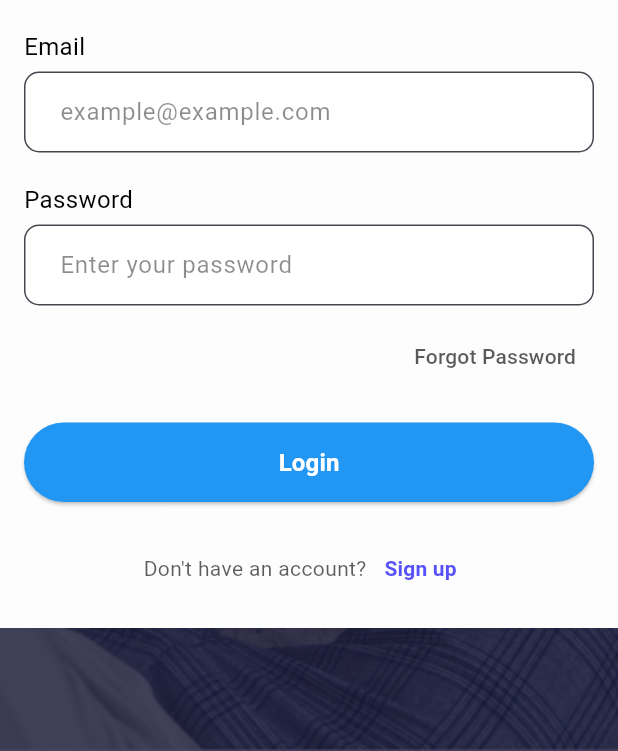
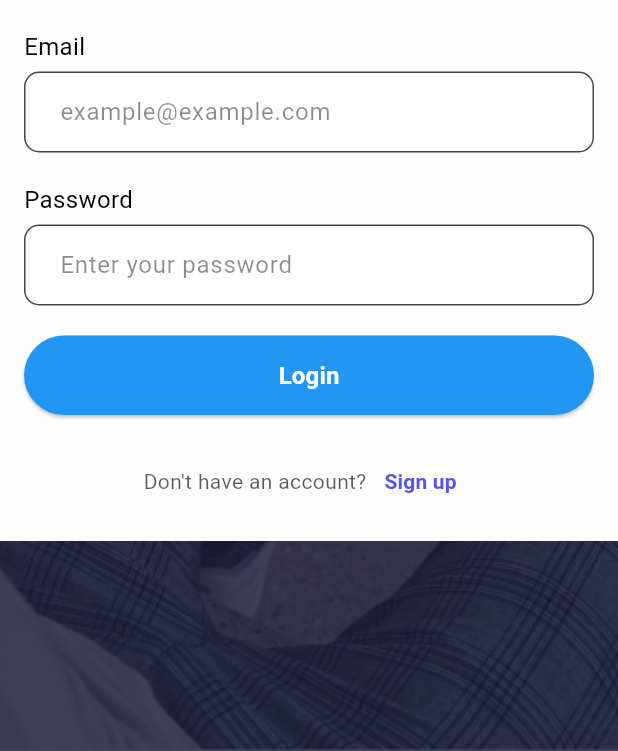
Before and after one commit to Found-Bugs/Filmify, a Flutter app: the Login screen opened directly, on a phone screen of 412 x 824 dp, the part 485-1236 px from its top. Run offline on Flutter 3.47's test engine with Material 3 defaults, Android fonts, the phone set to English and light mode, and no system bars; our stand-ins replace camera, cloud_firestore, firebase_auth, firebase_core, shared_preferences, smooth_page_indicator; accounts and stored records are empty; statements that could not run were skipped.

Commit message:
Remove commented-out 'Forgot Password' section from login screen

```diff
--- a/lib/screens/login.dart
+++ b/lib/screens/login.dart
@@ -182,19 +182,19 @@ class _LoginState extends State<Login> {
                     const EdgeInsets.symmetric(vertical: 15, horizontal: 20),
               ),
             ),
-            const SizedBox(height: 10),
-            Align(
-              alignment: Alignment.centerRight,
-              child: TextButton(
-                onPressed: () {
-                  // Handle forgot password action
-                },
-                child: const Text(
-                  'Forgot Password',
-                  style: TextStyle(color: Color.fromARGB(179, 20, 20, 20)),
-                ),
-              ),
-            ),
+            // const SizedBox(height: 10),
+            // Align(
+            //   alignment: Alignment.centerRight,
+            //   child: TextButton(
+            //     onPressed: () {
+            //       // Handle forgot password action
+            //     },
+            //     child: const Text(
+            //       'Forgot Password',
+            //       style: TextStyle(color: Color.fromARGB(179, 20, 20, 20)),
+            //     ),
+            //   ),
+            // ),
             const SizedBox(height: 20),
             CustomButton(
               onPressed: _login, // Call the login function
```
